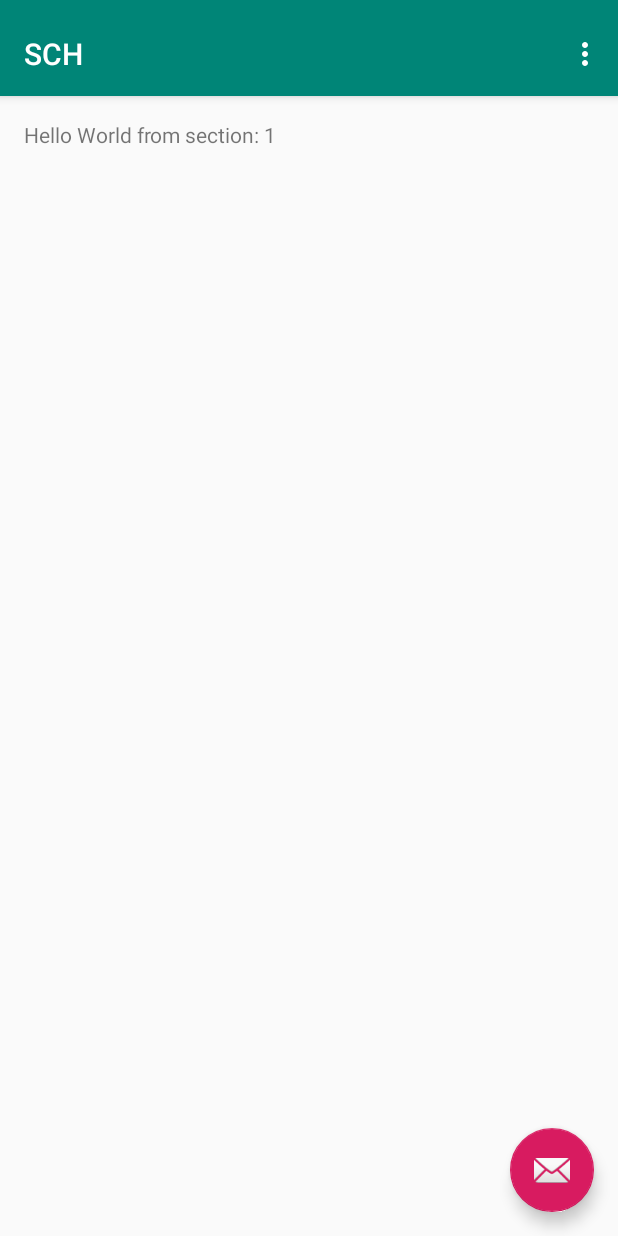
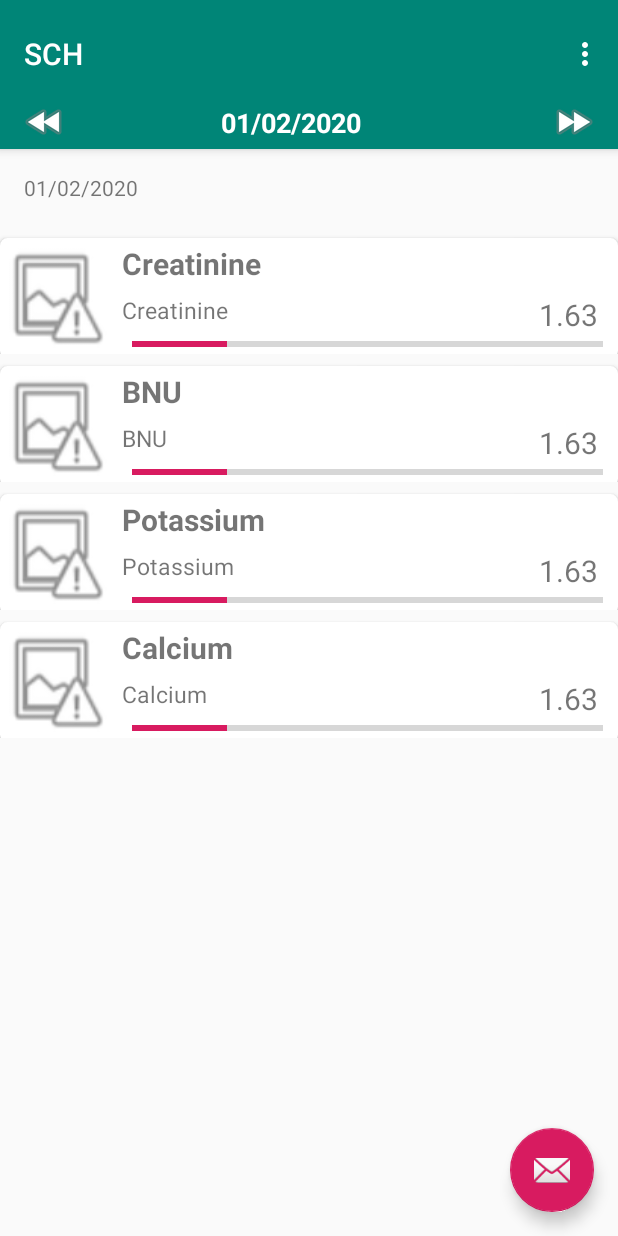
Before and after one commit to MH-Chalhoub/SCH, an Android app: the screen it shows after launch (MainActivity), on a phone screen of 412 x 824 dp. Run offline under Robolectric (Android 15) with nearby library versions, the phone set to English and light mode, and no system bars.

Commit message:
Basic interface for desplaying blood test results (Creatinine, BNU, Potassium, ...).

```diff
--- /dev/null
+++ b/app/src/main/java/com/example/sch/Adaptars/SubsAdaptar.java
@@ -0,0 +1,96 @@
+package com.example.sch.Adaptars;
+
+
+import android.content.Context;
+import android.support.annotation.NonNull;
+import android.support.v7.widget.RecyclerView;
+import android.view.LayoutInflater;
+import android.view.View;
+import android.view.ViewGroup;
+import android.widget.ImageView;
+import android.widget.LinearLayout;
+import android.widget.TextView;
+
+import com.example.sch.Interfaces.OnItemClickListener;
+import com.example.sch.R;
+import com.example.sch.Substance;
+
+import java.util.List;
+
+public class SubsAdaptar extends RecyclerView.Adapter<SubsAdaptar.ImageViewHolder>  {
+
+    private Context mContext;
+    private List<Substance> mItems;
+    private OnItemClickListener mListener;
+
+    public SubsAdaptar(Context context, List<Substance> Items)
+    {
+        mContext = context;
+        mItems = Items;
+    }
+
+    public void setOnItemClickListener(OnItemClickListener listener){
+        mListener = listener;
+    }
+
+    @NonNull
+    @Override
+    public ImageViewHolder onCreateViewHolder(@NonNull ViewGroup viewGroup, int i) {
+        View v = LayoutInflater.from(mContext).inflate(R.layout.sub_item, viewGroup, false);
+        return new ImageViewHolder(v, mListener);
+    }
+
+    @Override
+    public void onBindViewHolder(@NonNull ImageViewHolder imageViewHolder, int i) {
+        Substance itemCur = mItems.get(i);
+
+        imageViewHolder.addText.setText(itemCur.getAdd_text());
+        imageViewHolder.subName.setText(itemCur.getSub_name());
+        imageViewHolder.itemImage.setImageResource(R.drawable.ic_menu_report_image);
+    }
+
+    @Override
+    public int getItemCount() {
+        return mItems.size();
+    }
+
+
+    public static class ImageViewHolder extends RecyclerView.ViewHolder{
+        public ImageView itemImage;
+        public TextView addText, subName;
+        public LinearLayout iconWrapperitem;
+        public ImageViewHolder(@NonNull View itemView, final OnItemClickListener listener) {
+            super(itemView);
+            itemImage = itemView.findViewById(R.id.itemImage);
+            addText = itemView.findViewById(R.id.addText);
+            subName = itemView.findViewById(R.id.subName);
+            iconWrapperitem = itemView.findViewById(R.id.iconWrapperitem);
+
+            iconWrapperitem.setOnClickListener(new View.OnClickListener() {
+                @Override
+                public void onClick(View v) {
+                    //prod_favorite.setImageResource(R.drawable.btn_favorite_black);
+                    if(listener != null){
+                        int postion = getAdapterPosition();
+                        if(postion != RecyclerView.NO_POSITION){
+                            listener.onItemClick(postion);
+                        }
+                    }
+                }
+            });
+            iconWrapperitem.setOnLongClickListener(new View.OnLongClickListener() {
+                @Override
+                public boolean onLongClick(View v) {
+                    if(listener != null) {
+                        int postion = getAdapterPosition();
+                        if (postion != RecyclerView.NO_POSITION) {
+                            listener.onItemLongClick(postion);
+                        }
+                    }
+                    return false;
+                }
+            });
+        }
+
+    }
+}
--- /dev/null
+++ b/app/src/main/java/com/example/sch/Interfaces/OnItemClickListener.java
@@ -0,0 +1,7 @@
+package com.example.sch.Interfaces;
+
+public interface OnItemClickListener {
+
+    void onItemClick(int position);
+    void onItemLongClick(int position);
+}
--- a/app/src/main/java/com/example/sch/MainActivity.java
+++ b/app/src/main/java/com/example/sch/MainActivity.java
@@ -3,6 +3,8 @@ package com.example.sch;
 import android.support.design.widget.FloatingActionButton;
 import android.support.design.widget.Snackbar;
 import android.support.v7.app.AppCompatActivity;
+import android.support.v7.widget.LinearLayoutManager;
+import android.support.v7.widget.RecyclerView;
 import android.support.v7.widget.Toolbar;
 
 import android.support.v4.app.Fragment;
@@ -16,7 +18,17 @@ import android.view.MenuItem;
 import android.view.View;
 import android.view.ViewGroup;
 
+import android.widget.Button;
+import android.widget.ImageView;
 import android.widget.TextView;
+import android.widget.Toast;
+
+import com.example.sch.Adaptars.SubsAdaptar;
+
+import java.text.SimpleDateFormat;
+import java.util.ArrayList;
+import java.util.Calendar;
+import java.util.Date;
 
 public class MainActivity extends AppCompatActivity {
 
@@ -35,6 +47,11 @@ public class MainActivity extends AppCompatActivity {
      */
     private ViewPager mViewPager;
 
+    TextView day;
+    Date date;
+    SimpleDateFormat formatter;
+    Calendar c;
+
     @Override
     protected void onCreate(Bundle savedInstanceState) {
         super.onCreate(savedInstanceState);
@@ -45,7 +62,6 @@ public class MainActivity extends AppCompatActivity {
         // Create the adapter that will return a fragment for each of the three
         // primary sections of the activity.
         mSectionsPagerAdapter = new SectionsPagerAdapter(getSupportFragmentManager());
-
         // Set up the ViewPager with the sections adapter.
         mViewPager = (ViewPager) findViewById(R.id.container);
         mViewPager.setAdapter(mSectionsPagerAdapter);
@@ -59,8 +75,52 @@ public class MainActivity extends AppCompatActivity {
             }
         });
 
+        mViewPager.setCurrentItem(Integer.MAX_VALUE/2);
+
+        day = (TextView)findViewById(R.id.day);
+
+        date = new Date();
+        formatter = new SimpleDateFormat("dd/MM/yyyy");
+        String strDate= formatter.format(date);
+
+        day.setText(strDate);
+
+        c = Calendar.getInstance();
+        c.setTime(date);
+
+
+        ImageView action_forword = (ImageView)findViewById(R.id.action_forword);
+        action_forword.setOnClickListener(new View.OnClickListener() {
+
+            @Override
+            public void onClick(View view) {
+                mViewPager.setCurrentItem(getItem(+1), true); //getItem(-1) for previous
+                c.add(Calendar.DATE, 1);
+                date = c.getTime();
+                String strDate= formatter.format(date);
+                day.setText(strDate);
+
+            }
+        });
+
+        ImageView action_backword = (ImageView)findViewById(R.id.action_backword);
+        action_backword.setOnClickListener(new View.OnClickListener() {
+
+            @Override
+            public void onClick(View view) {
+                mViewPager.setCurrentItem(getItem(-1), true); //getItem(-1) for previous
+                c.add(Calendar.DATE, -1);
+                date = c.getTime();
+                String strDate= formatter.format(date);
+                day.setText(strDate);
+            }
+        });
+
     }
 
+    private int getItem(int i) {
+        return mViewPager.getCurrentItem() + i;
+    }
 
     @Override
     public boolean onCreateOptionsMenu(Menu menu) {
@@ -84,6 +144,43 @@ public class MainActivity extends AppCompatActivity {
         return super.onOptionsItemSelected(item);
     }
 
+
+
+
+    /**
+     * A {@link FragmentPagerAdapter} that returns a fragment corresponding to
+     * one of the sections/tabs/pages.
+     */
+    public class SectionsPagerAdapter extends FragmentPagerAdapter {
+        private int  diff = 0;
+        public SectionsPagerAdapter(FragmentManager fm) {
+            super(fm);
+        }
+
+        @Override
+        public Fragment getItem(int position) {
+            // getItem is called to instantiate the fragment for the given page.
+            // Return a PlaceholderFragment (defined as a static inner class below).
+            diff = position - Integer.MAX_VALUE/2;
+            Toast.makeText(getApplicationContext(), "position = " + position + "diff = " + diff,
+                    Toast.LENGTH_LONG).show();
+            Date dt = new Date();
+            Calendar c = Calendar.getInstance();
+            c.setTime(dt);
+            c.add(Calendar.DATE, diff);
+            dt = c.getTime();
+            SimpleDateFormat formatter = new SimpleDateFormat("dd/MM/yyyy");
+            String strDate= formatter.format(dt);
+            return PlaceholderFragment.newInstance(position + 1,strDate);
+        }
+
+        @Override
+        public int getCount() {
+            // Show 5 total pages.
+            return Integer.MAX_VALUE;
+        }
+    }
+
     /**
      * A placeholder fragment containing a simple view.
      */
@@ -93,20 +190,25 @@ public class MainActivity extends AppCompatActivity {
          * fragment.
          */
         private static final String ARG_SECTION_NUMBER = "section_number";
+        private static final String ARG_SECTION_DATE = "section_date";
+        private static Date date;
 
-        public PlaceholderFragment() {
-        }
+        ArrayList<Substance> subs;
 
         /**
          * Returns a new instance of this fragment for the given section
          * number.
          */
-        public static PlaceholderFragment newInstance(int sectionNumber) {
+        public static PlaceholderFragment newInstance(int sectionNumber,String date) {
             PlaceholderFragment fragment = new PlaceholderFragment();
             Bundle args = new Bundle();
             args.putInt(ARG_SECTION_NUMBER, sectionNumber);
+            args.putString(ARG_SECTION_DATE, date);
             fragment.setArguments(args);
             return fragment;
+        }
+
+        public PlaceholderFragment() {
         }
 
         @Override
@@ -115,31 +217,23 @@ public class MainActivity extends AppCompatActivity {
             View rootView = inflater.inflate(R.layout.fragment_main, container, false);
             TextView textView = (TextView) rootView.findViewById(R.id.section_label);
             textView.setText(getString(R.string.section_format, getArguments().getInt(ARG_SECTION_NUMBER)));
+
+            RecyclerView rvsubs = (RecyclerView) rootView.findViewById(R.id.items_view);
+            // Initialize contacts
+            subs = Substance.createContactsList(4);
+            // Create adapter passing in the sample user data
+            SubsAdaptar adapter = new SubsAdaptar(rootView.getContext(), subs);
+            // Attach the adapter to the recyclerview to populate items
+            rvsubs.setAdapter(adapter);
+            // Set layout manager to position the items
+            rvsubs.setLayoutManager(new LinearLayoutManager(rootView.getContext()));
+            // That's all!
+
+            System.out.println("On Create !!!!!!!!!!!!!!!!!!!!!!!!!!!!!!!!!!1");
+
+
+            textView.setText(getArguments().getString(ARG_SECTION_DATE));
             return rootView;
         }
     }
-
-    /**
-     * A {@link FragmentPagerAdapter} that returns a fragment corresponding to
-     * one of the sections/tabs/pages.
-     */
-    public class SectionsPagerAdapter extends FragmentPagerAdapter {
-
-        public SectionsPagerAdapter(FragmentManager fm) {
-            super(fm);
-        }
-
-        @Override
-        public Fragment getItem(int position) {
-            // getItem is called to instantiate the fragment for the given page.
-            // Return a PlaceholderFragment (defined as a static inner class below).
-            return PlaceholderFragment.newInstance(position + 1);
-        }
-
-        @Override
-        public int getCount() {
-            // Show 3 total pages.
-            return 3;
-        }
-    }
 }
--- /dev/null
+++ b/app/src/main/java/com/example/sch/Substance.java
@@ -0,0 +1,52 @@
+package com.example.sch;
+
+import java.util.ArrayList;
+
+public class Substance {
+
+    private String sub_name;
+    private String add_text;
+    private int value;
+
+    public Substance(String sub_name, String add_text, int value) {
+        this.sub_name = sub_name;
+        this.add_text = add_text;
+        this.value = value;
+    }
+
+    public Substance() {
+    }
+
+    public String getSub_name() {
+        return sub_name;
+    }
+
+    public void setSub_name(String sub_name) {
+        this.sub_name = sub_name;
+    }
+
+    public String getAdd_text() {
+        return add_text;
+    }
+
+    public void setAdd_text(String add_text) {
+        this.add_text = add_text;
+    }
+
+    public int getValue() {
+        return value;
+    }
+
+    public void setValue(int value) {
+        this.value = value;
+    }
+    public static ArrayList<Substance> createContactsList(int numContacts) {
+        ArrayList<Substance> contacts = new ArrayList<Substance>();
+        String[] subs = {"Creatinine", "BNU", "Potassium", "Calcium"};
+        for (int i = 0; i < numContacts; i++) {
+            contacts.add(new Substance(subs[i%4], subs[i%4], 50));
+        }
+
+        return contacts;
+    }
+}
--- a/app/src/main/res/layout/activity_main.xml
+++ b/app/src/main/res/layout/activity_main.xml
@@ -1,7 +1,7 @@
 <?xml version="1.0" encoding="utf-8"?>
 <android.support.design.widget.CoordinatorLayout xmlns:android="http://schemas.android.com/apk/res/android"
+    xmlns:tools="http://schemas.android.com/tools"
     xmlns:app="http://schemas.android.com/apk/res-auto"
-    xmlns:tools="http://schemas.android.com/tools"
     android:id="@+id/main_content"
     android:layout_width="match_parent"
     android:layout_height="match_parent"
@@ -17,15 +17,49 @@
 
         <android.support.v7.widget.Toolbar
             android:id="@+id/toolbar"
+            app:title="@string/app_name"
             android:layout_width="match_parent"
             android:layout_height="?attr/actionBarSize"
             android:layout_weight="1"
             android:background="?attr/colorPrimary"
-            app:layout_scrollFlags="scroll|enterAlways"
             app:popupTheme="@style/AppTheme.PopupOverlay"
-            app:title="@string/app_name">
+            app:layout_scrollFlags="scroll|enterAlways">
 
         </android.support.v7.widget.Toolbar>
+
+        <android.support.v7.widget.ActionMenuView
+            android:id="@+id/bottom_toolbar"
+            android:layout_width="match_parent"
+            android:layout_height="35dp"
+            android:layout_alignParentBottom="true"
+            android:background="?attr/colorPrimary" >
+
+            <ImageView
+                android:id="@+id/action_backword"
+                android:layout_width="wrap_content"
+                android:layout_height="wrap_content"
+                android:foreground="?android:attr/selectableItemBackground"
+                android:clickable="true"
+                android:src="@android:drawable/ic_media_rew" />
+
+            <TextView
+                android:id="@+id/day"
+                android:layout_width="match_parent"
+                android:layout_height="match_parent"
+                android:text="Today"
+                android:textColor="@android:color/background_light"
+                android:textSize="18sp"
+                android:textStyle="bold" />
+
+            <ImageView
+                android:id="@+id/action_forword"
+                android:layout_width="wrap_content"
+                android:layout_height="wrap_content"
+                android:foreground="?android:attr/selectableItemBackground"
+                android:clickable="true"
+                android:src="@android:drawable/ic_media_ff"
+                />
+        </android.support.v7.widget.ActionMenuView>
 
     </android.support.design.widget.AppBarLayout>
 
@@ -33,7 +67,7 @@
         android:id="@+id/container"
         android:layout_width="match_parent"
         android:layout_height="match_parent"
-        app:layout_behavior="@string/appbar_scrolling_view_behavior" />
+        app:layout_behavior="@string/appbar_scrolling_view_behavior"/>
 
     <android.support.design.widget.FloatingActionButton
         android:id="@+id/fab"
--- a/app/src/main/res/layout/fragment_main.xml
+++ b/app/src/main/res/layout/fragment_main.xml
@@ -1,23 +1,44 @@
 <?xml version="1.0" encoding="utf-8"?>
-<android.support.constraint.ConstraintLayout xmlns:android="http://schemas.android.com/apk/res/android"
+<android.support.v4.widget.NestedScrollView xmlns:android="http://schemas.android.com/apk/res/android"
     xmlns:app="http://schemas.android.com/apk/res-auto"
     xmlns:tools="http://schemas.android.com/tools"
     android:id="@+id/constraintLayout"
     android:layout_width="match_parent"
     android:layout_height="match_parent"
+    android:overScrollMode="never"
     tools:context=".MainActivity$PlaceholderFragment">
+
+    <LinearLayout
+        android:layout_width="match_parent"
+        android:layout_height="wrap_content"
+        android:orientation="vertical"
+        >
 
         <TextView
             android:id="@+id/section_label"
             android:layout_width="wrap_content"
             android:layout_height="wrap_content"
+            tools:layout_constraintTop_creator="1"
             android:layout_marginStart="@dimen/activity_horizontal_margin"
+            android:layout_marginEnd="@dimen/activity_horizontal_margin"
             android:layout_marginTop="@dimen/activity_vertical_margin"
-        android:layout_marginEnd="@dimen/activity_horizontal_margin"
             android:layout_marginBottom="@dimen/activity_vertical_margin"
+            tools:layout_constraintLeft_creator="1"
             app:layout_constraintLeft_toLeftOf="parent"
-        app:layout_constraintTop_toTopOf="@+id/constraintLayout"
-        tools:layout_constraintLeft_creator="1"
-        tools:layout_constraintTop_creator="1" />
+            app:layout_constraintTop_toTopOf="@+id/constraintLayout" />
 
-</android.support.constraint.ConstraintLayout>
+        <RelativeLayout
+            android:layout_width="match_parent"
+            android:layout_height="wrap_content"
+            android:layout_marginBottom="10dp"
+            >
+            <android.support.v7.widget.RecyclerView
+                android:layout_width="match_parent"
+                android:layout_height="match_parent"
+                android:id="@+id/items_view"
+                />
+
+        </RelativeLayout>
+    </LinearLayout>
+
+</android.support.v4.widget.NestedScrollView>
--- /dev/null
+++ b/app/src/main/res/layout/sub_item.xml
@@ -0,0 +1,91 @@
+<?xml version="1.0" encoding="utf-8"?>
+<LinearLayout xmlns:android="http://schemas.android.com/apk/res/android"
+    android:layout_width="match_parent"
+    android:layout_height="wrap_content"
+    xmlns:app="http://schemas.android.com/apk/res-auto">
+    <android.support.v7.widget.CardView
+        android:layout_width="match_parent"
+        android:layout_height="match_parent"
+        android:id="@+id/card_view"
+        android:layout_gravity="center"
+        android:elevation="10dp"
+        android:layout_marginTop="5dp"
+        app:cardCornerRadius="5dp"
+        >
+        <LinearLayout
+            android:layout_width="match_parent"
+            android:layout_height="wrap_content"
+            android:id="@+id/iconWrapperitem"
+            android:orientation="horizontal"
+            >
+
+            <ImageView
+                android:id="@+id/itemImage"
+                android:layout_width="80dp"
+                android:layout_height="80dp"
+                android:layout_marginRight="5dp"
+                android:layout_weight="1"
+                android:scaleType="fitXY"
+                app:srcCompat="@android:drawable/ic_menu_report_image" />
+
+            <LinearLayout
+                android:layout_width="match_parent"
+                android:layout_height="match_parent"
+                android:layout_weight="10"
+                android:orientation="vertical">
+
+                <TextView
+                    android:id="@+id/subName"
+                    android:layout_width="wrap_content"
+                    android:layout_height="wrap_content"
+                    android:padding="3dp"
+                    android:text="Substance Name"
+                    android:textAlignment="textStart"
+                    android:textSize="20sp"
+                    android:textStyle="bold"
+                    />
+                <RelativeLayout
+                    android:layout_width="match_parent"
+                    android:layout_height="match_parent"
+                    android:layout_weight="10"
+                    android:orientation="horizontal">
+
+                    <TextView
+                        android:id="@+id/addText"
+                        android:layout_width="wrap_content"
+                        android:layout_height="wrap_content"
+                        android:padding="3dp"
+                        android:text="0.55 mg/dL"
+                        android:textAlignment="textStart"
+                        android:textSize="15sp" />
+
+                    <TextView
+                        android:id="@+id/subAvg"
+                        android:layout_width="wrap_content"
+                        android:layout_height="wrap_content"
+                        android:padding="3dp"
+                        android:layout_marginRight="10dp"
+                        android:text="1.63"
+                        android:textAlignment="textEnd"
+                        android:textSize="20sp"
+                        android:layout_alignParentRight="true"
+                        />
+
+                </RelativeLayout>
+
+                <ProgressBar
+                    android:id="@+id/progressBar"
+                    style="?android:attr/progressBarStyleHorizontal"
+                    android:layout_width="match_parent"
+                    android:layout_height="wrap_content"
+                    android:paddingLeft="10dp"
+                    android:paddingRight="10dp"
+                    android:paddingBottom="1dp"
+                    android:progress="20" />
+                />
+            </LinearLayout>
+        </LinearLayout>
+
+    </android.support.v7.widget.CardView>
+
+</LinearLayout>
```
Also changed, not shown: app/src/main/res/drawable/ic_menu_report_image.png (added). Lines whose indentation alone changed are shown as unchanged.
